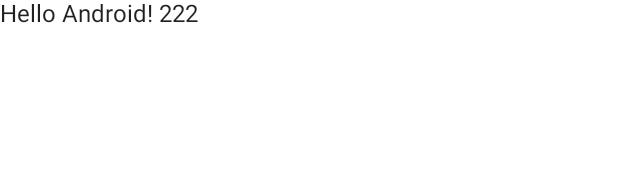
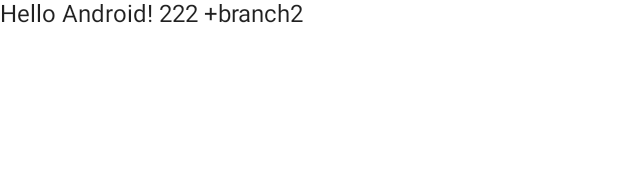
Before and after one commit to NOB102/TestOfTest, an Android app built with Jetpack Compose: the @Preview function DefaultPreview, on a phone screen of 412 x 824 dp. Shown: the top 194 px of the screen. Run offline under Robolectric (Android 15) with nearby library versions, the phone set to English and light mode, and no system bars.

Commit message:
commit in br 2

```diff
--- a/app/src/main/java/com/example/testoftest/MainActivity.kt
+++ b/app/src/main/java/com/example/testoftest/MainActivity.kt
@@ -31,7 +31,7 @@ class MainActivity : ComponentActivity() {
 
 @Composable
 fun Greeting(name: String) {
-    Text(text = "Hello $name! 222")
+    Text(text = "Hello $name! 222 +branch2")
 }
 
 @Preview(showBackground = true)
```
